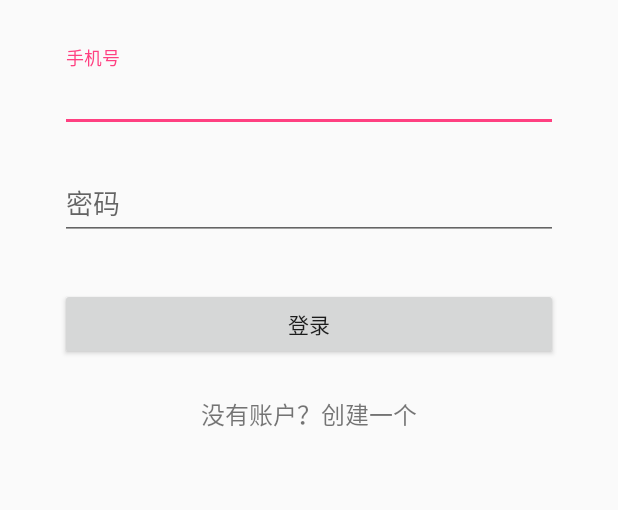
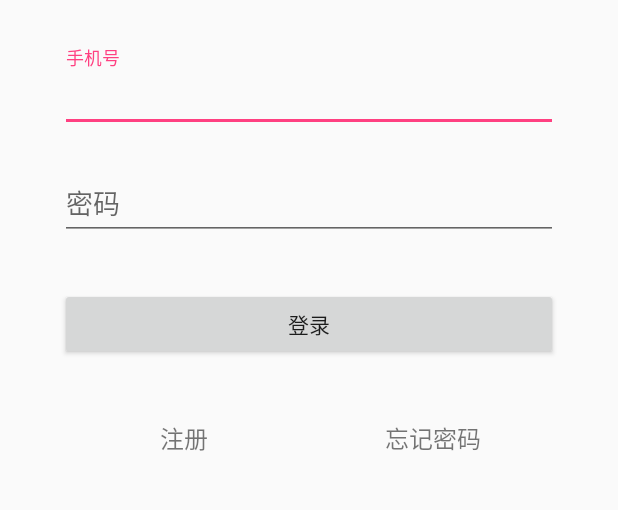
Before and after one commit to 152056139/simulator, an Android app: the screen it shows after launch (LoginActivity), on a phone screen of 412 x 824 dp, the part 300-810 px from its top. Run offline under Robolectric (Android 15) with nearby library versions, the phone set to English and light mode, and no system bars.

Commit message:
手机APP - 修改登录界面布局
1. 修改登录页面布局
2. 增加重置密码功能

```diff
--- a/AndroidClient/SmartCar/app/src/main/java/fun/skai/smartcar/LoginActivity.java
+++ b/AndroidClient/SmartCar/app/src/main/java/fun/skai/smartcar/LoginActivity.java
@@ -40,6 +40,7 @@ public class LoginActivity extends AppCompatActivity {
     private EditText mPasswordView;
     private Button mLoginButton;
     private TextView mRegisterLink;
+    private TextView mResetPasswordLink;
     private View mLoginFormView;
     private View mLoginProgressView;
 
@@ -71,6 +72,19 @@ public class LoginActivity extends AppCompatActivity {
                 overridePendingTransition(R.anim.push_left_in, R.anim.push_left_out);
             }
         });
+        // 重置密码
+        mResetPasswordLink = findViewById(R.id.reset_password_link);
+        mResetPasswordLink.setOnClickListener(new View.OnClickListener() {
+            @Override
+            public void onClick(View v) {
+                // TODO: 2018/5/19 修改代码传到重置密码页
+                Intent intent = new Intent(getApplicationContext(), RegisterActivity.class);
+                startActivity(intent);
+                finish();
+                overridePendingTransition(R.anim.push_left_in, R.anim.push_left_out);
+            }
+        });
+
         // 验证手机号
         mPhoneNumView = findViewById(R.id.input_phonenum);
         mPhoneNumView.addTextChangedListener(new TextWatcher() {
--- a/AndroidClient/SmartCar/app/src/main/res/layout/activity_login.xml
+++ b/AndroidClient/SmartCar/app/src/main/res/layout/activity_login.xml
@@ -88,16 +88,35 @@
                 android:text="@string/action_login"
                 android:textAllCaps="false" />
 
+            <LinearLayout
+                android:layout_width="match_parent"
+                android:layout_height="wrap_content"
+                android:layout_marginTop="16dp"
+                android:orientation="horizontal">
+
                 <TextView
                     android:id="@+id/signup_link"
-                android:layout_width="fill_parent"
+                    android:layout_width="0dp"
                     android:layout_height="wrap_content"
                     android:layout_marginBottom="24dp"
+                    android:layout_weight="1"
                     android:gravity="center"
                     android:text="@string/link_register"
                     android:textSize="16sp" />
 
+                <TextView
+                    android:id="@+id/reset_password_link"
+                    android:layout_width="0dp"
+                    android:layout_height="wrap_content"
+                    android:layout_marginBottom="24dp"
+                    android:layout_weight="1"
+                    android:gravity="center"
+                    android:text="@string/link_forget_password"
+                    android:textSize="16sp" />
             </LinearLayout>
+
+        </LinearLayout>
+
     </ScrollView>
 
 </LinearLayout>
--- a/AndroidClient/SmartCar/app/src/main/res/values/strings.xml
+++ b/AndroidClient/SmartCar/app/src/main/res/values/strings.xml
@@ -5,11 +5,15 @@
     <string name="prompt_phone_number">手机号</string>
     <string name="prompt_password">密码</string>
     <string name="action_login">登录</string>
-    <string name="link_register">没有账户？创建一个</string>
+    <string name="link_register">注册</string>
+    <string name="link_forget_password">忘记密码</string>
     <string name="prompt_logo">Logo</string>
     <string name="error_phonenum_field_required">请输入手机号</string>
     <string name="error_password_field_required">请输入密码</string>
-    <string name="error_invalid_phone_number">请输入正确的手机号</string>
+    <string name="error_invalid_phone_number">手机号是11位数字</string>
     <string name="error_invalid_password">密码是大小写字母和数字的组合</string>
 
+    <!-- Strings related to register-->
+
+
 </resources>
```
Lines whose indentation alone changed are shown as unchanged.
